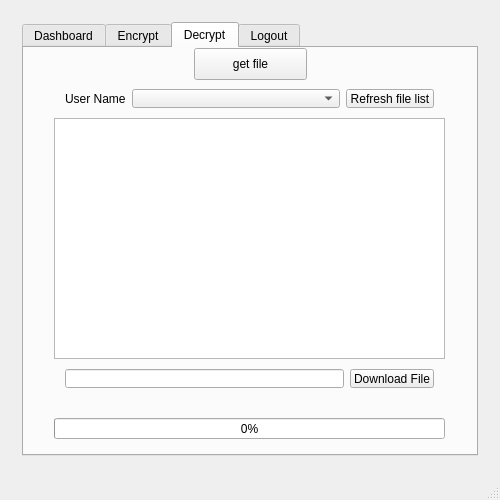
nickgalante/CorbeClient, file Forms/mainwindow.ui: the form before one commit.
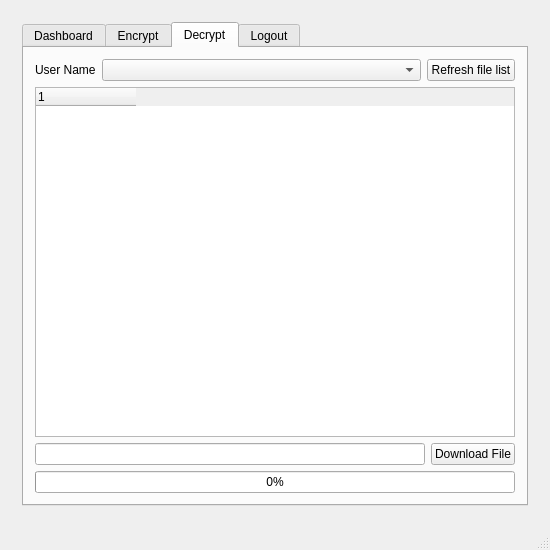
The form after the commit. The open tabs and pages were chosen to show the change.

Commit message: Converted table widget to QTreeWidget. Files are displayed by default. Window is resizable

```diff
--- a/Forms/mainwindow.ui
+++ b/Forms/mainwindow.ui
@@ -6,20 +6,14 @@
    <rect>
     <x>0</x>
     <y>0</y>
-    <width>500</width>
-    <height>500</height>
+    <width>550</width>
+    <height>550</height>
    </rect>
   </property>
   <property name="minimumSize">
    <size>
-    <width>500</width>
-    <height>500</height>
-   </size>
-  </property>
-  <property name="maximumSize">
-   <size>
-    <width>500</width>
-    <height>500</height>
+    <width>550</width>
+    <height>550</height>
    </size>
   </property>
   <property name="windowTitle">
@@ -255,76 +249,68 @@
            <attribute name="title">
             <string>Decrypt</string>
            </attribute>
-           <widget class="QPushButton" name="getFile">
-            <property name="geometry">
-             <rect>
-              <x>170</x>
-              <y>0</y>
-              <width>113</width>
-              <height>32</height>
-             </rect>
-            </property>
-            <property name="text">
-             <string>get file</string>
-            </property>
-           </widget>
-           <widget class="QProgressBar" name="downloadProgress">
-            <property name="geometry">
-             <rect>
-              <x>30</x>
-              <y>370</y>
-              <width>391</width>
-              <height>21</height>
-             </rect>
-            </property>
-            <property name="value">
-             <number>0</number>
-            </property>
-           </widget>
-           <widget class="QTableWidget" name="fileList">
-            <property name="geometry">
-             <rect>
-              <x>30</x>
-              <y>70</y>
-              <width>391</width>
-              <height>241</height>
-             </rect>
-            </property>
-           </widget>
-           <widget class="QWidget" name="horizontalLayoutWidget">
-            <property name="geometry">
-             <rect>
-              <x>30</x>
-              <y>310</y>
-              <width>391</width>
-              <height>41</height>
-             </rect>
-            </property>
-            <layout class="QHBoxLayout" name="horizontalLayout_3">
-             <item>
-              <widget class="QLineEdit" name="fileNameLineEdit"/>
-             </item>
-             <item>
-              <widget class="QPushButton" name="downloadFileButton">
+           <layout class="QGridLayout" name="gridLayout_2">
+            <item row="2" column="0" colspan="2">
+             <widget class="QTreeWidget" name="fileList">
                <property name="styleSheet">
-                <string notr="true"/>
-               </property>
+               <string notr="true">QTreeView::item {
+ border: 1px solid #d9d9d9;
+    
+}
+
+QTreeView::item:hover {
+    background: qlineargradient(x1: 0, y1: 0, x2: 0, y2: 1, stop: 0 #e7effd, stop: 1 #cbdaf1);
+    border: 1px solid #bfcde4;
+}
+
+QTreeView::item:selected {
+    border: 1px solid #567dbc;
+}
+
+QTreeView::item:selected:active{
+    background: qlineargradient(x1: 0, y1: 0, x2: 0, y2: 1, stop: 0 #6ea1f1, stop: 1 #567dbc);
+}
+
+QTreeView::item:selected:!active {
+    background: qlineargradient(x1: 0, y1: 0, x2: 0, y2: 1, stop: 0 #6b9be8, stop: 1 #577fbf);
+}
+</string>
+              </property>
+              <property name="lineWidth">
+               <number>1</number>
+              </property>
+              <property name="autoExpandDelay">
+               <number>1</number>
+              </property>
+              <property name="indentation">
+               <number>0</number>
+              </property>
+              <property name="itemsExpandable">
+               <bool>true</bool>
+              </property>
+              <property name="wordWrap">
+               <bool>false</bool>
+              </property>
+              <attribute name="headerDefaultSectionSize">
+               <number>300</number>
+              </attribute>
+              <attribute name="headerMinimumSectionSize">
+               <number>21</number>
+              </attribute>
+              <attribute name="headerShowSortIndicator" stdset="0">
+               <bool>false</bool>
+              </attribute>
+              <attribute name="headerStretchLastSection">
+               <bool>false</bool>
+              </attribute>
+              <column>
                <property name="text">
-                <string>Download File</string>
+                <string notr="true">1</string>
                </property>
-              </widget>
-             </item>
-            </layout>
-           </widget>
-           <widget class="QWidget" name="horizontalLayoutWidget_2">
-            <property name="geometry">
-             <rect>
-              <x>30</x>
-              <y>30</y>
-              <width>391</width>
-              <height>41</height>
-             </rect>
-            </property>
+              </column>
+             </widget>
+            </item>
+            <item row="1" column="0" colspan="2">
             <layout class="QHBoxLayout" name="horizontalLayout_4">
              <item>
               <widget class="QLabel" name="label_2">
@@ -356,7 +342,32 @@
               </widget>
              </item>
             </layout>
-           </widget>
+            </item>
+            <item row="4" column="0" colspan="2">
+             <widget class="QProgressBar" name="downloadProgress">
+              <property name="value">
+               <number>0</number>
+              </property>
+             </widget>
+            </item>
+            <item row="3" column="0" colspan="2">
+             <layout class="QHBoxLayout" name="horizontalLayout_3">
+              <item>
+               <widget class="QLineEdit" name="fileNameLineEdit"/>
+              </item>
+              <item>
+               <widget class="QPushButton" name="downloadFileButton">
+                <property name="styleSheet">
+                 <string notr="true"/>
+                </property>
+                <property name="text">
+                 <string>Download File</string>
+                </property>
+               </widget>
+              </item>
+             </layout>
+            </item>
+           </layout>
           </widget>
           <widget class="QWidget" name="Logout">
            <attribute name="title">
```
Left out of the diff: 94 changed lines with no effect on the pictures. Lines whose indentation alone changed are shown as unchanged. The commit also changes 1 other file.
